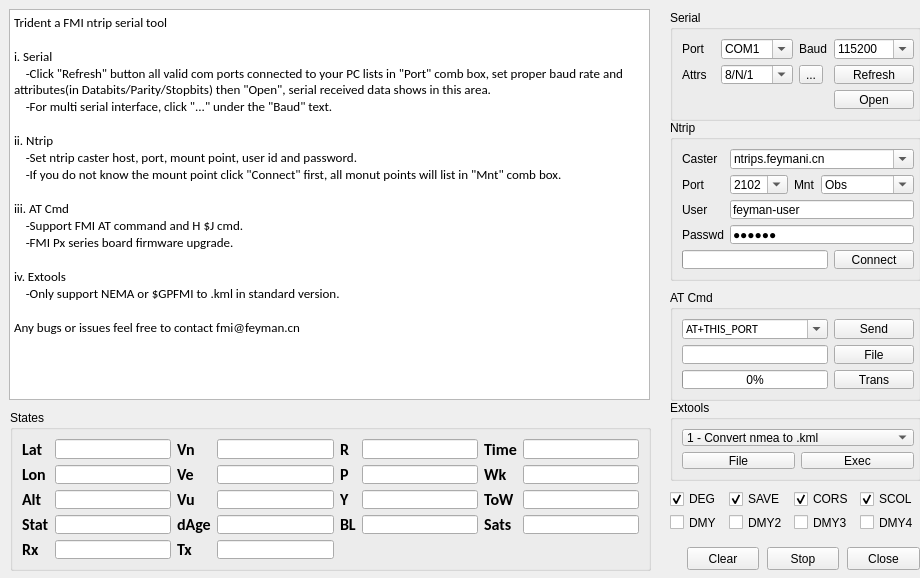
Qt form gui/form.ui (linlintaotao/trident3.0) before a commit.
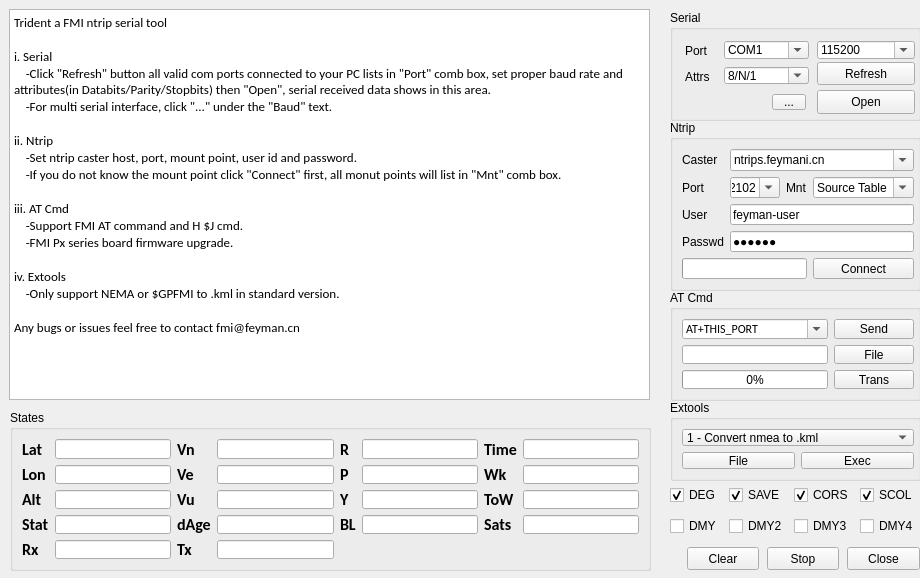
The same form after that commit.

What changed in the file:
```diff
--- a/gui/form.ui
+++ b/gui/form.ui
@@ -77,38 +77,15 @@
    <property name="title">
     <string>Serial</string>
    </property>
-   <layout class="QGridLayout" name="gridLayout_4">
-    <property name="rightMargin">
-     <number>4</number>
-    </property>
-    <item row="1" column="3">
-     <widget class="QToolButton" name="toolButton">
-      <property name="toolTip">
-       <string>Multi serial port interface</string>
-      </property>
-      <property name="text">
-       <string>...</string>
-      </property>
-     </widget>
-    </item>
-    <item row="1" column="4">
-     <widget class="QPushButton" name="pushButton_refresh">
-      <property name="text">
-       <string>Refresh</string>
-      </property>
-      <property name="autoDefault">
-       <bool>false</bool>
-      </property>
-      <property name="default">
-       <bool>false</bool>
-      </property>
-      <property name="flat">
-       <bool>false</bool>
-      </property>
-     </widget>
-    </item>
-    <item row="0" column="0">
      <widget class="QLabel" name="lsport">
+    <property name="geometry">
+     <rect>
+      <x>15</x>
+      <y>33</y>
+      <width>32</width>
+      <height>16</height>
+     </rect>
+    </property>
       <property name="text">
        <string>Port</string>
       </property>
@@ -116,9 +93,15 @@
        <set>Qt::NoTextInteraction</set>
       </property>
      </widget>
-    </item>
-    <item row="0" column="4">
      <widget class="QComboBox" name="cbsbaud">
+    <property name="geometry">
+     <rect>
+      <x>147</x>
+      <y>31</y>
+      <width>98</width>
+      <height>18</height>
+     </rect>
+    </property>
       <property name="editable">
        <bool>true</bool>
       </property>
@@ -172,19 +155,15 @@
        </property>
       </item>
      </widget>
-    </item>
-    <item row="0" column="3">
-     <widget class="QLabel" name="lsbaud">
-      <property name="text">
-       <string>Baud</string>
-      </property>
-      <property name="textInteractionFlags">
-       <set>Qt::NoTextInteraction</set>
-      </property>
-     </widget>
-    </item>
-    <item row="1" column="0">
      <widget class="QLabel" name="lsdata">
+    <property name="geometry">
+     <rect>
+      <x>15</x>
+      <y>59</y>
+      <width>32</width>
+      <height>16</height>
+     </rect>
+    </property>
       <property name="text">
        <string>Attrs</string>
       </property>
@@ -192,9 +171,15 @@
        <set>Qt::NoTextInteraction</set>
       </property>
      </widget>
-    </item>
-    <item row="0" column="1" colspan="2">
      <widget class="QComboBox" name="cbsport">
+    <property name="geometry">
+     <rect>
+      <x>54</x>
+      <y>31</y>
+      <width>85</width>
+      <height>18</height>
+     </rect>
+    </property>
       <property name="editable">
        <bool>true</bool>
       </property>
@@ -207,16 +192,28 @@
        </property>
       </item>
      </widget>
-    </item>
-    <item row="2" column="4">
      <widget class="QPushButton" name="pushButton_open">
+    <property name="geometry">
+     <rect>
+      <x>147</x>
+      <y>80</y>
+      <width>98</width>
+      <height>24</height>
+     </rect>
+    </property>
       <property name="text">
        <string>Open</string>
       </property>
      </widget>
-    </item>
-    <item row="1" column="1" colspan="2">
      <widget class="QComboBox" name="cbsdata">
+    <property name="geometry">
+     <rect>
+      <x>54</x>
+      <y>57</y>
+      <width>85</width>
+      <height>17</height>
+     </rect>
+    </property>
       <property name="editable">
        <bool>true</bool>
       </property>
@@ -229,8 +226,50 @@
        </property>
       </item>
      </widget>
-    </item>
-   </layout>
+   <widget class="QPushButton" name="pushButton_refresh">
+    <property name="geometry">
+     <rect>
+      <x>147</x>
+      <y>52</y>
+      <width>98</width>
+      <height>23</height>
+     </rect>
+    </property>
+    <property name="text">
+     <string>Refresh</string>
+    </property>
+    <property name="autoDefault">
+     <bool>false</bool>
+    </property>
+    <property name="default">
+     <bool>false</bool>
+    </property>
+    <property name="flat">
+     <bool>false</bool>
+    </property>
+   </widget>
+   <widget class="QToolButton" name="toolButton">
+    <property name="geometry">
+     <rect>
+      <x>102</x>
+      <y>84</y>
+      <width>34</width>
+      <height>16</height>
+     </rect>
+    </property>
+    <property name="sizePolicy">
+     <sizepolicy hsizetype="Minimum" vsizetype="Fixed">
+      <horstretch>0</horstretch>
+      <verstretch>0</verstretch>
+     </sizepolicy>
+    </property>
+    <property name="toolTip">
+     <string>Multi serial port interface</string>
+    </property>
+    <property name="text">
+     <string>...</string>
+    </property>
+   </widget>
   </widget>
   <widget class="QGroupBox" name="Ntrip">
    <property name="geometry">
@@ -238,7 +277,7 @@
      <x>670</x>
      <y>120</y>
      <width>251</width>
-     <height>161</height>
+     <height>171</height>
     </rect>
    </property>
    <property name="title">
@@ -258,7 +297,7 @@
       </property>
       <item>
        <property name="text">
-        <string>Obs</string>
+        <string>Source Table</string>
        </property>
       </item>
      </widget>
@@ -283,19 +322,6 @@
       </property>
      </widget>
     </item>
-    <item row="4" column="4">
-     <widget class="QPushButton" name="pushButton_conn">
-      <property name="text">
-       <string>Connect</string>
-      </property>
-      <property name="default">
-       <bool>false</bool>
-      </property>
-      <property name="flat">
-       <bool>false</bool>
-      </property>
-     </widget>
-    </item>
     <item row="0" column="0">
      <widget class="QLabel" name="lncaster">
       <property name="text">
@@ -408,7 +434,7 @@
       </item>
      </widget>
     </item>
-    <item row="4" column="0" colspan="4">
+    <item row="4" column="0" colspan="3">
      <widget class="QProgressBar" name="progressBar">
       <property name="maximum">
        <number>100</number>
@@ -424,6 +450,19 @@
       </property>
      </widget>
     </item>
+    <item row="4" column="3" colspan="2">
+     <widget class="QPushButton" name="pushButton_conn">
+      <property name="text">
+       <string>Connect</string>
+      </property>
+      <property name="default">
+       <bool>false</bool>
+      </property>
+      <property name="flat">
+       <bool>false</bool>
+      </property>
+     </widget>
+    </item>
    </layout>
   </widget>
   <widget class="QGroupBox" name="ATCmd">
@@ -1283,9 +1322,9 @@
    <property name="geometry">
     <rect>
      <x>670</x>
-     <y>490</y>
+     <y>480</y>
      <width>251</width>
-     <height>41</height>
+     <height>61</height>
     </rect>
    </property>
    <layout class="QGridLayout" name="gridLayout_5">
```
Lines whose indentation alone changed are shown as unchanged.
